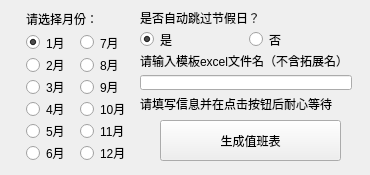
Above: ui/main_ui.ui from Ciciy-l/Schedule-Generator before the change. Below: the same form after it.
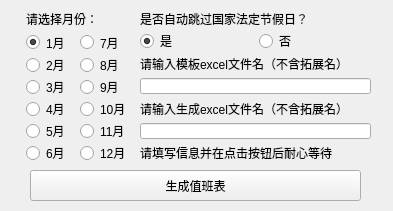
That is the form after the change. Icons and pictures are not drawn.

Diff of the .ui file:
```diff
--- a/ui/main_ui.ui
+++ b/ui/main_ui.ui
@@ -9,8 +9,8 @@
    <rect>
     <x>0</x>
     <y>0</y>
-    <width>370</width>
-    <height>175</height>
+    <width>393</width>
+    <height>211</height>
    </rect>
   </property>
   <property name="windowTitle">
@@ -31,10 +31,10 @@
    <widget class="QPushButton" name="pushButton">
     <property name="geometry">
      <rect>
-      <x>160</x>
-      <y>120</y>
-      <width>181</width>
-      <height>41</height>
+      <x>30</x>
+      <y>170</y>
+      <width>331</width>
+      <height>31</height>
      </rect>
     </property>
     <property name="text">
@@ -59,6 +59,9 @@
        <property name="text">
         <string>请选择月份：</string>
        </property>
+       <property name="alignment">
+        <set>Qt::AlignLeading|Qt::AlignLeft|Qt::AlignVCenter</set>
+       </property>
       </widget>
      </item>
      <item row="1" column="1">
@@ -67,6 +70,9 @@
         <layout class="QVBoxLayout" name="verticalLayout_3">
          <item>
           <widget class="QRadioButton" name="radioButton">
+           <property name="mouseTracking">
+            <bool>true</bool>
+           </property>
            <property name="text">
             <string>1月</string>
            </property>
@@ -167,15 +173,15 @@
      <rect>
       <x>140</x>
       <y>10</y>
-      <width>212</width>
-      <height>101</height>
+      <width>231</width>
+      <height>151</height>
      </rect>
     </property>
     <layout class="QVBoxLayout" name="verticalLayout">
      <item>
       <widget class="QLabel" name="label_2">
        <property name="text">
-        <string>是否自动跳过节假日？</string>
+        <string>是否自动跳过国家法定节假日？</string>
        </property>
        <property name="alignment">
         <set>Qt::AlignLeading|Qt::AlignLeft|Qt::AlignVCenter</set>
@@ -208,36 +214,39 @@
        <property name="text">
         <string>请输入模板excel文件名（不含拓展名）</string>
        </property>
+       <property name="alignment">
+        <set>Qt::AlignLeading|Qt::AlignLeft|Qt::AlignVCenter</set>
+       </property>
       </widget>
      </item>
      <item>
       <widget class="QLineEdit" name="lineEdit"/>
      </item>
+     <item>
+      <widget class="QLabel" name="label_5">
+       <property name="text">
+        <string>请输入生成excel文件名（不含拓展名）</string>
+       </property>
+       <property name="alignment">
+        <set>Qt::AlignLeading|Qt::AlignLeft|Qt::AlignVCenter</set>
+       </property>
+      </widget>
+     </item>
+     <item>
+      <widget class="QLineEdit" name="lineEdit_2"/>
+     </item>
      <item>
       <widget class="QLabel" name="label_4">
        <property name="text">
         <string>请填写信息并在点击按钮后耐心等待</string>
        </property>
+       <property name="alignment">
+        <set>Qt::AlignLeading|Qt::AlignLeft|Qt::AlignVCenter</set>
+       </property>
       </widget>
      </item>
     </layout>
    </widget>
-   <widget class="QProgressBar" name="progressBar">
-    <property name="geometry">
-     <rect>
-      <x>30</x>
-      <y>180</y>
-      <width>321</width>
-      <height>20</height>
-     </rect>
-    </property>
-    <property name="value">
-     <number>0</number>
-    </property>
-    <property name="alignment">
-     <set>Qt::AlignCenter</set>
-    </property>
-   </widget>
   </widget>
  </widget>
  <resources/>
```
